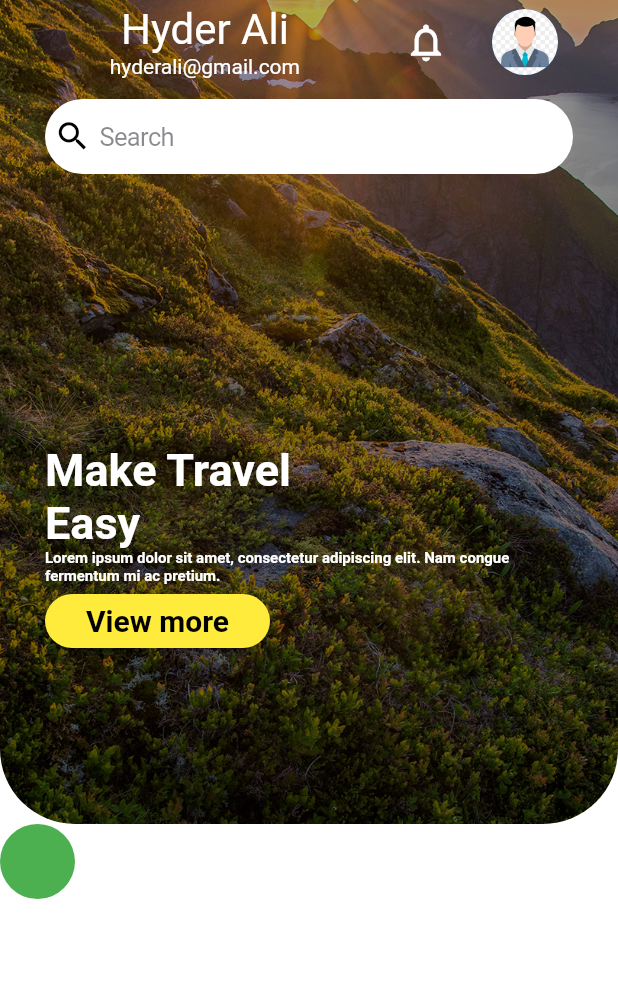
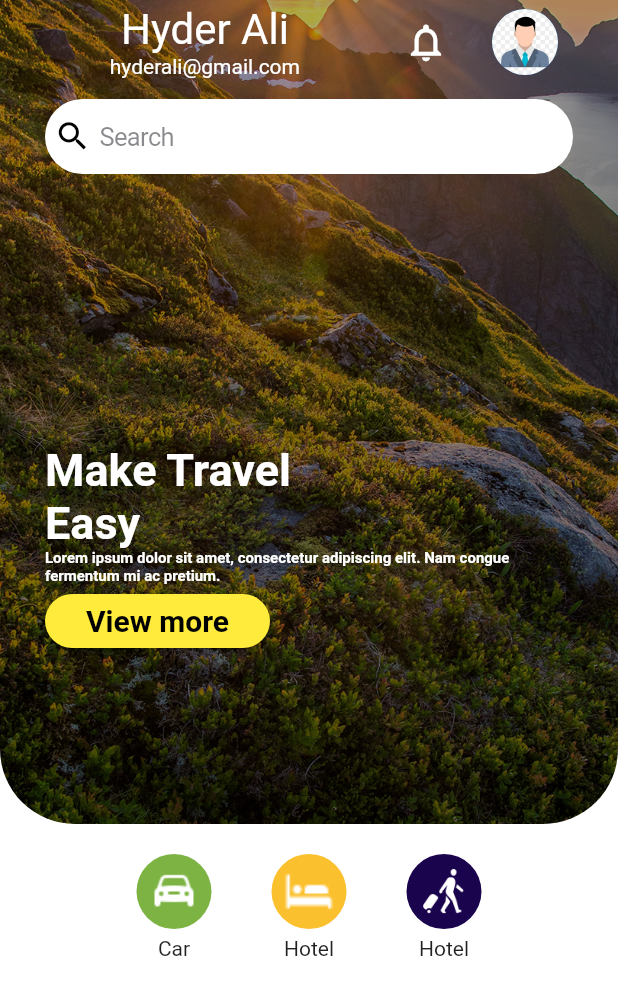
Before and after one commit to NoorAli117/Travoon_final, a Flutter app: the screen it shows after launch, on a phone screen of 412 x 824 dp. Shown: the top 995 px of the screen. Run offline on Flutter 3.47's test engine with Material 2 defaults, Android fonts, the phone set to English and light mode, and no system bars; our stand-ins replace email_validator, flutter_signin_button, velocity_x.

Commit message:
second commet

```diff
--- a/lib/screens/home-page.dart
+++ b/lib/screens/home-page.dart
@@ -15,7 +15,7 @@ class _HomePageState extends State<HomePage> {
     var size = MediaQuery.of(context).size;
     return Scaffold(
       extendBodyBehindAppBar: true,
-      drawer: MyDrawer(),
+      drawer: const MyDrawer(),
       appBar: AppBar(
         elevation: 0.0,
         backgroundColor: Colors.transparent,
@@ -40,7 +40,7 @@ class _HomePageState extends State<HomePage> {
             children: [
               IconButton(
                   onPressed: () {},
-                  icon: Icon(
+                  icon: const Icon(
                     Icons.notifications_outlined,
                     size: 30,
                   )),
@@ -88,16 +88,81 @@ class _HomePageState extends State<HomePage> {
                           ),
                         ),
                       ),
+                      const SizedBox(
+                        height: 20,
+                      ),
                       Row(
+                        mainAxisAlignment: MainAxisAlignment.center,
+                        children: [
+                          Column(
                             children: [
                               SizedBox(
                                 height: 50,
                                 width: 50,
                                 child: Container(
                                   decoration: BoxDecoration(
-                                  color: Colors.green,
+                                      image: const DecorationImage(
+                                        image:
+                                            AssetImage('assets/images/car.png'),
+                                      ),
+                                      color: Colors.lightGreen[600],
                                       borderRadius: BorderRadius.circular(100)),
                                 ),
+                              ),
+                              const SizedBox(
+                                height: 5,
+                              ),
+                              const Text('Car'),
+                            ],
+                          ),
+                          Padding(
+                            padding: const EdgeInsets.symmetric(horizontal: 40),
+                            child: Column(
+                              children: [
+                                SizedBox(
+                                  height: 50,
+                                  width: 50,
+                                  child: Container(
+                                    decoration: BoxDecoration(
+                                        image: const DecorationImage(
+                                          image: AssetImage(
+                                            'assets/images/hotel.png',
+                                          ),
+                                          scale: 0.7,
+                                        ),
+                                        color: Colors.yellow[700],
+                                        borderRadius:
+                                            BorderRadius.circular(100)),
+                                  ),
+                                ),
+                                const SizedBox(
+                                  height: 5,
+                                ),
+                                const Text('Hotel'),
+                              ],
+                            ),
+                          ),
+                          Column(
+                            children: [
+                              SizedBox(
+                                height: 50,
+                                width: 50,
+                                child: Container(
+                                  decoration: BoxDecoration(
+                                      image: const DecorationImage(
+                                        image: AssetImage(
+                                            'assets/images/travel.png'),
+                                        scale: 1.8,
+                                      ),
+                                      color: Color.fromARGB(255, 26, 4, 77),
+                                      borderRadius: BorderRadius.circular(100)),
+                                ),
+                              ),
+                              const SizedBox(
+                                height: 5,
+                              ),
+                              const Text('Hotel'),
+                            ],
                           )
                         ],
                       )
@@ -122,7 +187,7 @@ class _HomePageState extends State<HomePage> {
                           horizontal: 20.0,
                         ),
                         child: CupertinoSearchTextField(
-                          prefixIcon: Icon(
+                          prefixIcon: const Icon(
                             Icons.search,
                             color: Colors.black,
                             size: 25,
@@ -133,7 +198,7 @@ class _HomePageState extends State<HomePage> {
                         ),
                       ),
                     ),
-                    SizedBox(
+                    const SizedBox(
                       height: 180,
                     ),
                     Padding(
```
Also changed, not shown: assets/images/car.png (added), assets/images/hotel.png (added), assets/images/travel.png (added), 1 other file. Lines whose indentation alone changed are shown as unchanged.
